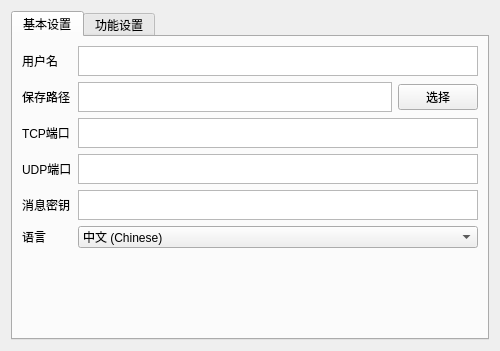
This is src/Setting.ui in fgsq-team/LANShare-PC as Qt 5 draws it before an edit. The edited form follows.
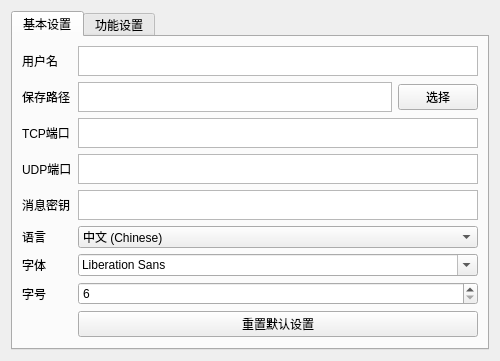
This is the edited form.

Commit message: 增加V5协议 1.增加文件/文件夹断点传输 2.增加字体选择 3.优化界面样式

The edit to the form file:
```diff
--- a/src/Setting.ui
+++ b/src/Setting.ui
@@ -143,6 +143,40 @@
            </item>
           </widget>
          </item>
+         <item row="6" column="0">
+          <widget class="QLabel" name="label_8">
+           <property name="text">
+            <string>字体</string>
+           </property>
+          </widget>
+         </item>
+         <item row="6" column="1">
+          <widget class="QFontComboBox" name="fontComboBox"/>
+         </item>
+         <item row="7" column="0">
+          <widget class="QLabel" name="label_9">
+           <property name="text">
+            <string>字号</string>
+           </property>
+          </widget>
+         </item>
+         <item row="7" column="1">
+          <widget class="QSpinBox" name="fontSizeSpinBox">
+           <property name="minimum">
+            <number>6</number>
+           </property>
+           <property name="maximum">
+            <number>72</number>
+           </property>
+          </widget>
+         </item>
+         <item row="8" column="1">
+          <widget class="QPushButton" name="resetSettingsBtn">
+           <property name="text">
+            <string>重置默认设置</string>
+           </property>
+          </widget>
+         </item>
         </layout>
        </item>
        <item>
```
The commit also changes 25 other files.
